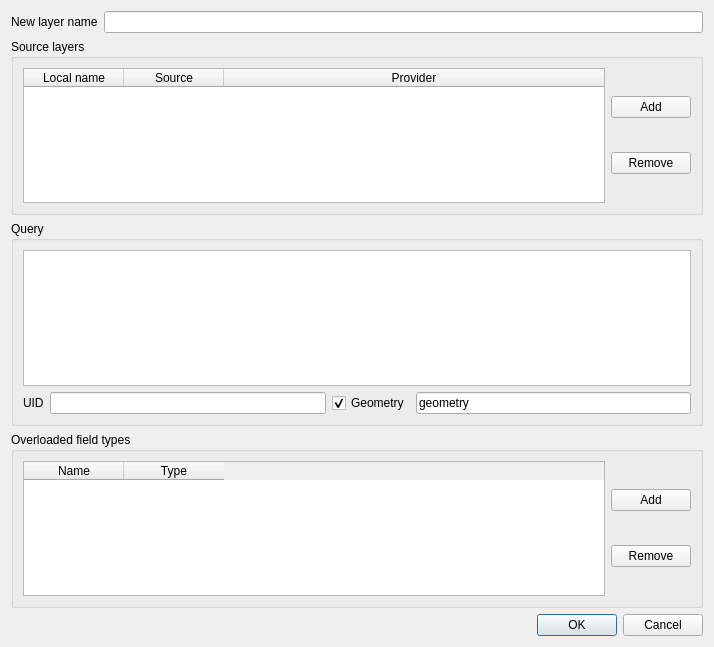
First picture: the form in cpp/qgsvirtuallayersourceselectbase.ui, repository mhugo/qgis_vlayers, before the edit.
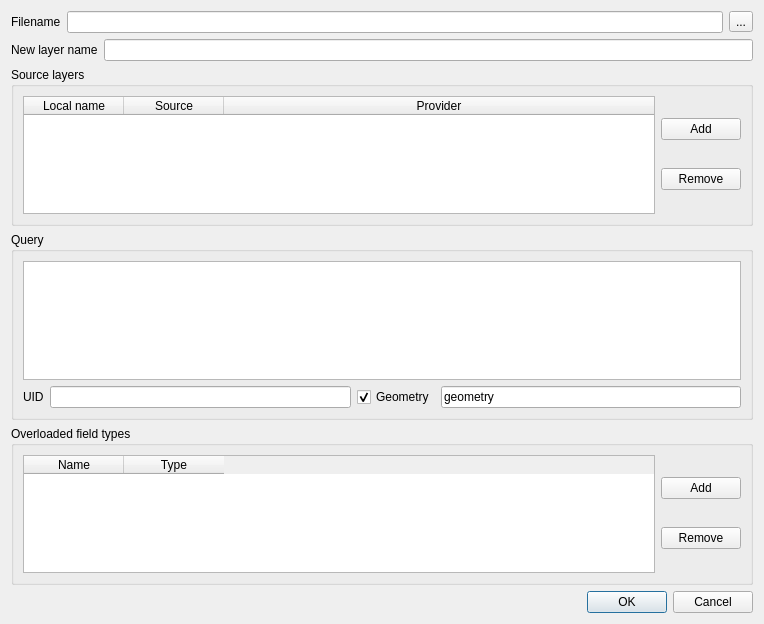
Second picture: the form after the edit.

The edit to the form file:
```diff
--- a/cpp/qgsvirtuallayersourceselectbase.ui
+++ b/cpp/qgsvirtuallayersourceselectbase.ui
@@ -6,14 +6,35 @@
    <rect>
     <x>0</x>
     <y>0</y>
-    <width>714</width>
-    <height>647</height>
+    <width>764</width>
+    <height>624</height>
    </rect>
   </property>
   <property name="windowTitle">
    <string>Create a virtual layer</string>
   </property>
   <layout class="QVBoxLayout" name="verticalLayout_3">
+   <item>
+    <layout class="QHBoxLayout" name="horizontalLayout_2">
+     <item>
+      <widget class="QLabel" name="label">
+       <property name="text">
+        <string>Filename</string>
+       </property>
+      </widget>
+     </item>
+     <item>
+      <widget class="QLineEdit" name="mFilename"/>
+     </item>
+     <item>
+      <widget class="QToolButton" name="mBrowseBtn">
+       <property name="text">
+        <string>...</string>
+       </property>
+      </widget>
+     </item>
+    </layout>
+   </item>
    <item>
     <layout class="QHBoxLayout" name="horizontalLayout_4">
      <item>
```
